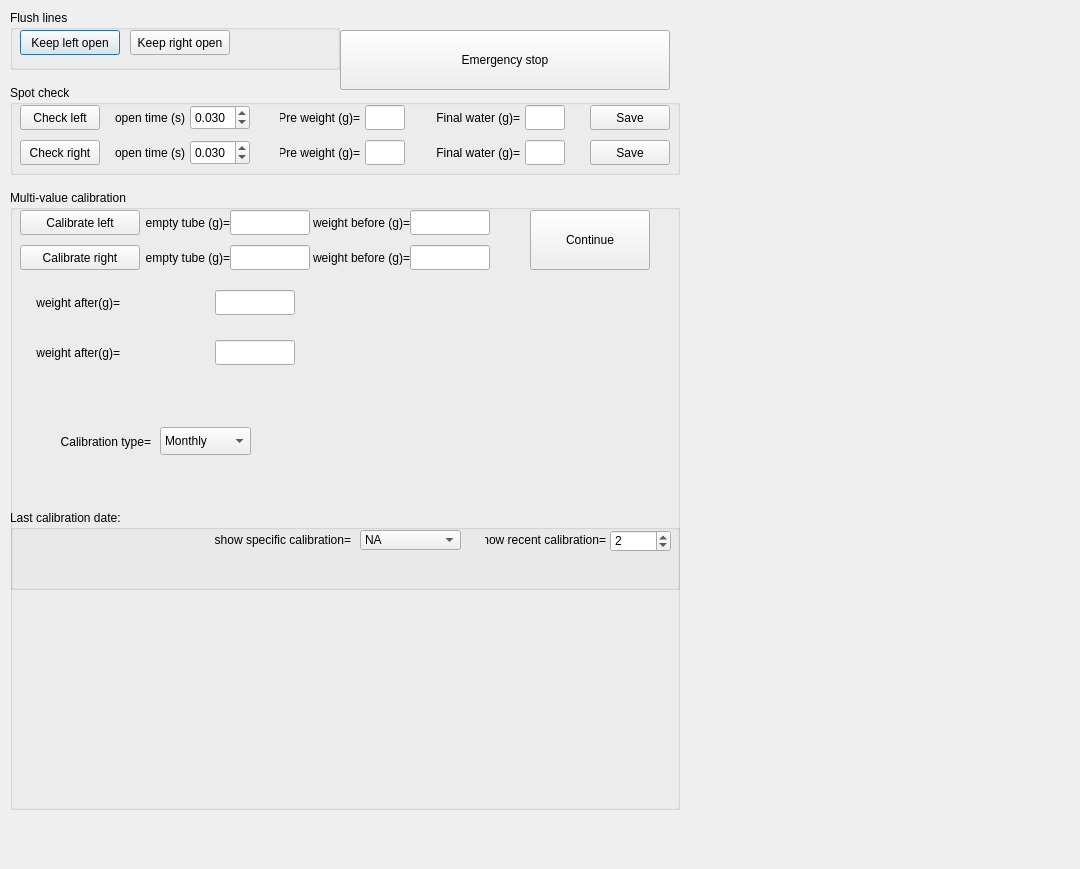
This is src/foraging_gui/Calibration.ui in AllenNeuralDynamics/dynamic-foraging-task as Qt 5 draws it before an edit. The edited form follows.
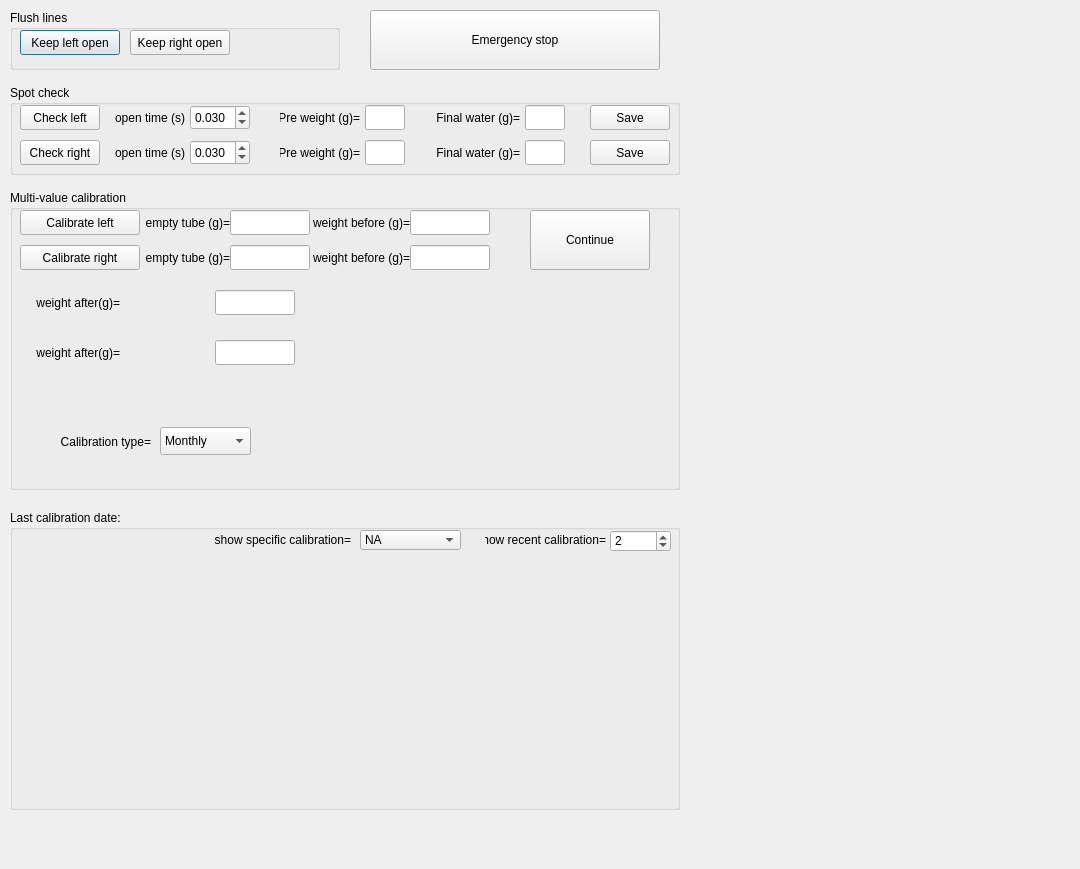
This is the edited form.

```diff
--- a/src/foraging_gui/Calibration.ui
+++ b/src/foraging_gui/Calibration.ui
@@ -170,9 +170,9 @@
     <widget class="QPushButton" name="EmergencyStop">
         <property name="geometry">
             <rect>
-                <x>340</x>
-                <y>30</y>
-                <width>330</width>
+                <x>370</x>
+                <y>10</y>
+                <width>290</width>
                 <height>60</height>
             </rect>
         </property>
@@ -470,7 +470,7 @@
                 <x>10</x>
                 <y>190</y>
                 <width>670</width>
-                <height>400</height>
+                <height>300</height>
             </rect>
         </property>
         <property name="title">
```
